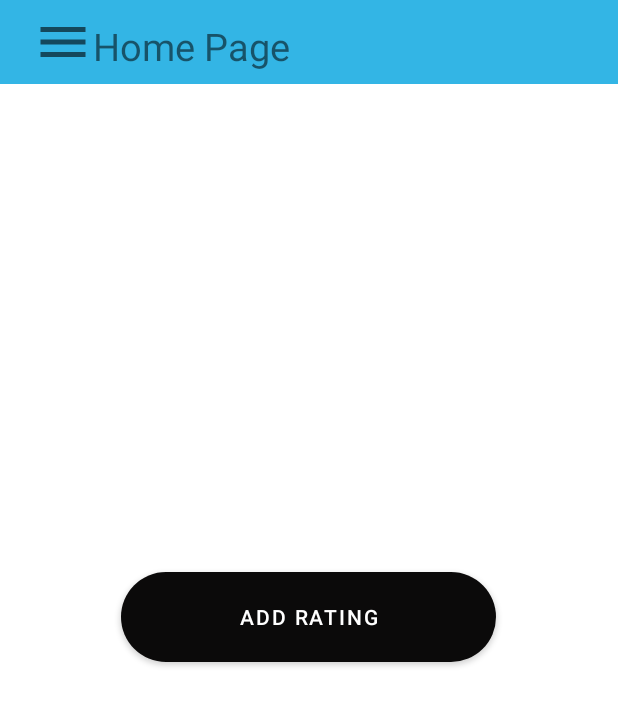
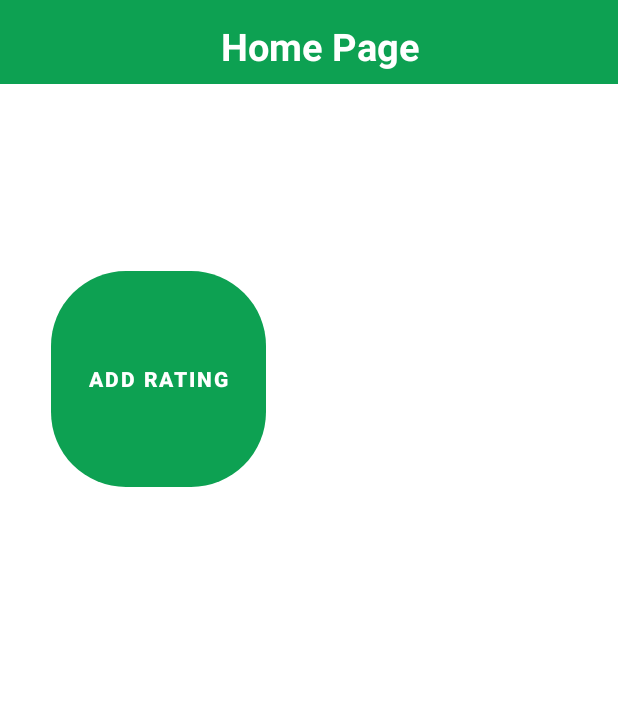
Before and after one commit to Tod-dev/Best-Client-v2, an Android app: the screen it shows after launch (MainActivity), on a phone screen of 412 x 824 dp. Shown: the top 706 px of the screen. Run offline under Robolectric (Android 15) with nearby library versions, the phone set to English and light mode, and no system bars.

Commit message:
modifiche grafiche

```diff
--- a/app/src/main/res/drawable/customized_button.xml
+++ b/app/src/main/res/drawable/customized_button.xml
@@ -1,6 +1,5 @@
 <?xml version="1.0" encoding="utf-8"?>
 <shape xmlns:android="http://schemas.android.com/apk/res/android" android:shape="rectangle">
-    <gradient android:startColor="@color/black" android:endColor="@color/black" android:type="linear"/>
 
     <corners android:radius="50dp"/>
 </shape>
--- a/app/src/main/res/layout/activity_main.xml
+++ b/app/src/main/res/layout/activity_main.xml
@@ -13,18 +13,19 @@
 
     <Button
         android:id="@+id/button"
-        android:layout_width="250dp"
-        android:layout_height="60dp"
+        android:layout_width="143dp"
+        android:layout_height="144dp"
         android:background="@drawable/customized_button"
         android:text="@string/add_rating"
         android:visibility="visible"
-        app:backgroundTint="#0B0A0A"
+        app:backgroundTint="#0da152"
+        android:textStyle="bold"
         app:layout_constraintBottom_toBottomOf="parent"
         app:layout_constraintEnd_toEndOf="parent"
-        app:layout_constraintHorizontal_bias="0.496"
+        app:layout_constraintHorizontal_bias="0.126"
         app:layout_constraintStart_toStartOf="parent"
         app:layout_constraintTop_toTopOf="parent"
-        app:layout_constraintVertical_bias="0.499"
+        app:layout_constraintVertical_bias="0.266"
         tools:visibility="visible" />
 
 </androidx.constraintlayout.widget.ConstraintLayout>
--- a/app/src/main/res/layout/customized_toolbar.xml
+++ b/app/src/main/res/layout/customized_toolbar.xml
@@ -4,10 +4,10 @@
     android:layout_width="match_parent"
     android:layout_height="wrap_content"
     android:id="@+id/toolbar"
-    android:background="@android:color/holo_blue_light">
+    android:background="#0da152">
 
     <RelativeLayout
-        android:layout_width="wrap_content"
+        android:layout_width="match_parent"
         android:layout_height="match_parent"
         android:padding="6dp">
 
@@ -17,18 +17,20 @@
             android:layout_height="40dp"
             android:layout_marginStart="0dp"
             android:layout_marginLeft="0dp"
-            android:contentDescription="@string/home"
-            android:src="@drawable/ic_baseline_menu_24" />
+            android:contentDescription="@string/home" />
 
         <TextView
             android:id="@+id/toolbar_title"
             android:layout_width="wrap_content"
             android:layout_height="wrap_content"
+            android:layout_centerHorizontal="true"
             android:layout_marginStart="40dp"
             android:layout_marginLeft="40dp"
             android:layout_marginTop="5dp"
-            android:textSize="25sp"
-            android:text="@string/home" />
+            android:text="@string/home"
+            android:textStyle="bold"
+            android:textColor="@color/white"
+            android:textSize="25sp" />
 
 
     </RelativeLayout>
```
